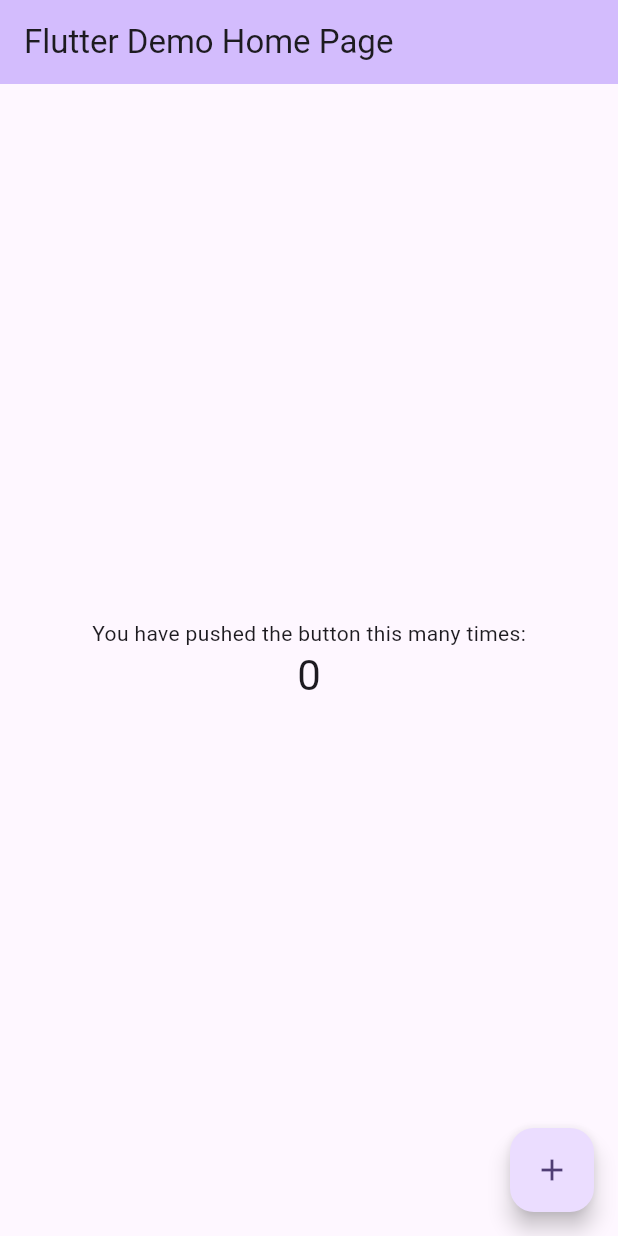
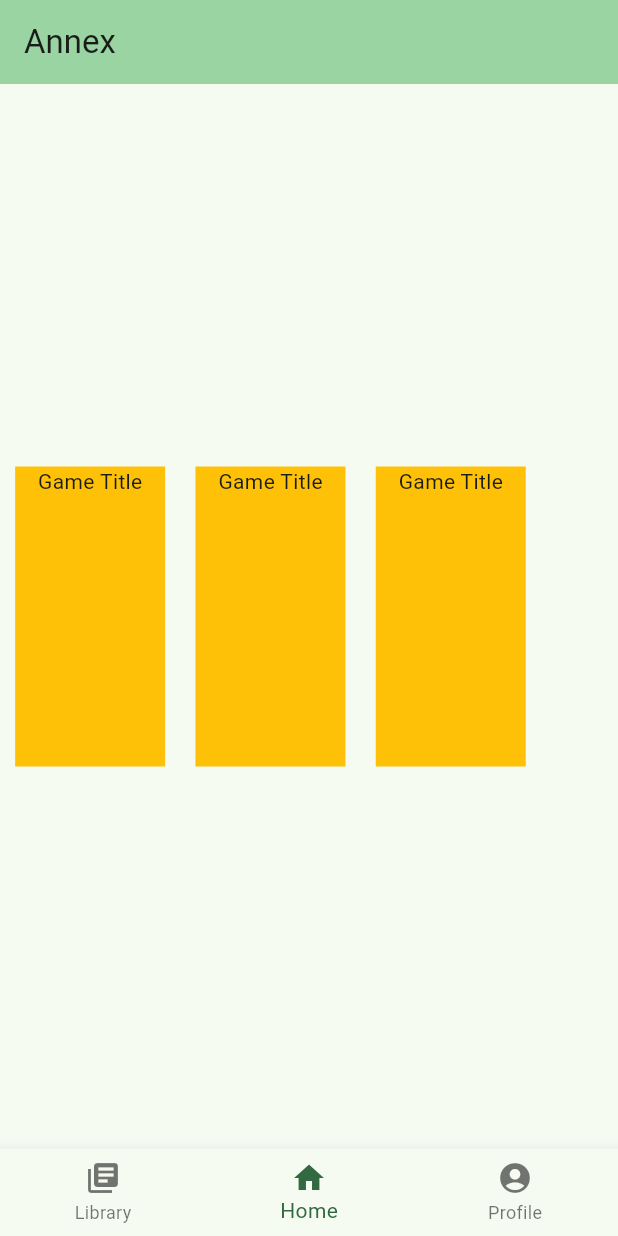
Before and after one commit to HarleaJohnston/Annex, a Flutter app: the screen it shows after launch, on a phone screen of 412 x 824 dp. Run offline on Flutter 3.47's test engine with Material 3 defaults, Android fonts, the phone set to English and light mode, and no system bars.

Commit message:
Started Layout
started layout

```diff
--- a/lib/main.dart
+++ b/lib/main.dart
@@ -10,28 +10,14 @@ class MyApp extends StatelessWidget {
   // This widget is the root of your application.
   @override
   Widget build(BuildContext context) {
+    String appTitle = 'Annex: Multimedia Library';
     return MaterialApp(
-      title: 'Flutter Demo',
+      title: appTitle,
       theme: ThemeData(
-        // This is the theme of your application.
-        //
-        // TRY THIS: Try running your application with "flutter run". You'll see
-        // the application has a purple toolbar. Then, without quitting the app,
-        // try changing the seedColor in the colorScheme below to Colors.green
-        // and then invoke "hot reload" (save your changes or press the "hot
-        // reload" button in a Flutter-supported IDE, or press "r" if you used
-        // the command line to start the app).
-        //
-        // Notice that the counter didn't reset back to zero; the application
-        // state is not lost during the reload. To reset the state, use hot
-        // restart instead.
-        //
-        // This works for code too, not just values: Most code changes can be
-        // tested with just a hot reload.
-        colorScheme: ColorScheme.fromSeed(seedColor: Colors.deepPurple),
+        colorScheme: ColorScheme.fromSeed(seedColor: Color(0xff304132)),
         useMaterial3: true,
       ),
-      home: const MyHomePage(title: 'Flutter Demo Home Page'),
+      home: const MyHomePage(title: 'Annex'),
     );
   }
 }
@@ -39,87 +25,44 @@ class MyApp extends StatelessWidget {
 class MyHomePage extends StatefulWidget {
   const MyHomePage({super.key, required this.title});
 
-  // This widget is the home page of your application. It is stateful, meaning
-  // that it has a State object (defined below) that contains fields that affect
-  // how it looks.
-
-  // This class is the configuration for the state. It holds the values (in this
-  // case the title) provided by the parent (in this case the App widget) and
-  // used by the build method of the State. Fields in a Widget subclass are
-  // always marked "final".
-
   final String title;
 
   @override
   State<MyHomePage> createState() => _MyHomePageState();
 }
 
-class _MyHomePageState extends State<MyHomePage> {
-  int _counter = 0;
-
-  void _incrementCounter() {
-    setState(() {
-      // This call to setState tells the Flutter framework that something has
-      // changed in this State, which causes it to rerun the build method below
-      // so that the display can reflect the updated values. If we changed
-      // _counter without calling setState(), then the build method would not be
-      // called again, and so nothing would appear to happen.
-      _counter++;
-    });
+  Container buildLibraryCard(String libraryItemType) {
+    return Container(
+        width: 100,
+        height: 200,
+        color: Colors.amber,
+        child: Column(children: [Text("Game Title")]),
+        margin: const EdgeInsets.all(10.1));
   }
 
+class _MyHomePageState extends State<MyHomePage> {
   @override
   Widget build(BuildContext context) {
-    // This method is rerun every time setState is called, for instance as done
-    // by the _incrementCounter method above.
-    //
-    // The Flutter framework has been optimized to make rerunning build methods
-    // fast, so that you can just rebuild anything that needs updating rather
-    // than having to individually change instances of widgets.
     return Scaffold(
       appBar: AppBar(
-        // TRY THIS: Try changing the color here to a specific color (to
-        // Colors.amber, perhaps?) and trigger a hot reload to see the AppBar
-        // change color while the other colors stay the same.
         backgroundColor: Theme.of(context).colorScheme.inversePrimary,
-        // Here we take the value from the MyHomePage object that was created by
-        // the App.build method, and use it to set our appbar title.
         title: Text(widget.title),
       ),
       body: Center(
-        // Center is a layout widget. It takes a single child and positions it
-        // in the middle of the parent.
-        child: Column(
-          // Column is also a layout widget. It takes a list of children and
-          // arranges them vertically. By default, it sizes itself to fit its
-          // children horizontally, and tries to be as tall as its parent.
-          //
-          // Column has various properties to control how it sizes itself and
-          // how it positions its children. Here we use mainAxisAlignment to
-          // center the children vertically; the main axis here is the vertical
-          // axis because Columns are vertical (the cross axis would be
-          // horizontal).
-          //
-          // TRY THIS: Invoke "debug painting" (choose the "Toggle Debug Paint"
-          // action in the IDE, or press "p" in the console), to see the
-          // wireframe for each widget.
-          mainAxisAlignment: MainAxisAlignment.center,
-          children: <Widget>[
-            const Text(
-              'You have pushed the button this many times:',
-            ),
-            Text(
-              '$_counter',
-              style: Theme.of(context).textTheme.headlineMedium,
-            ),
-          ],
-        ),
+        child: Row(children: [
+          buildLibraryCard("Game 1"),
+          buildLibraryCard("Game 2"),
+          buildLibraryCard("Game 3")
+        ]),
       ),
-      floatingActionButton: FloatingActionButton(
-        onPressed: _incrementCounter,
-        tooltip: 'Increment',
-        child: const Icon(Icons.add),
-      ), // This trailing comma makes auto-formatting nicer for build methods.
+      bottomNavigationBar: BottomNavigationBar(currentIndex: 1, items: [
+        BottomNavigationBarItem
+          (icon: Icon(Icons.library_books), label: "Library"),
+        BottomNavigationBarItem
+          (icon: Icon(Icons.home), label: "Home"),
+        BottomNavigationBarItem
+          (icon: Icon(Icons.account_circle), label: "Profile")
+      ]),
     );
   }
 }
```
